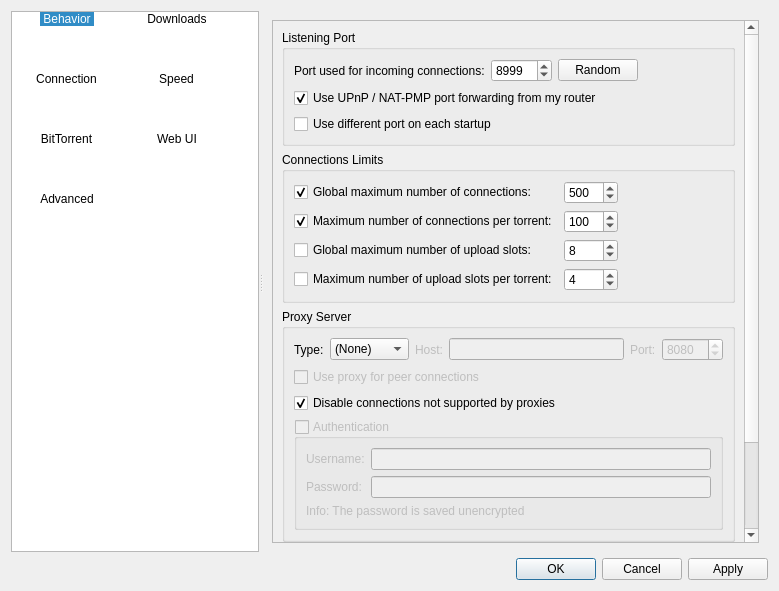
Old version of the form src/gui/options.ui in the repository SysAdminDoc/qBittorrent-Vanced.
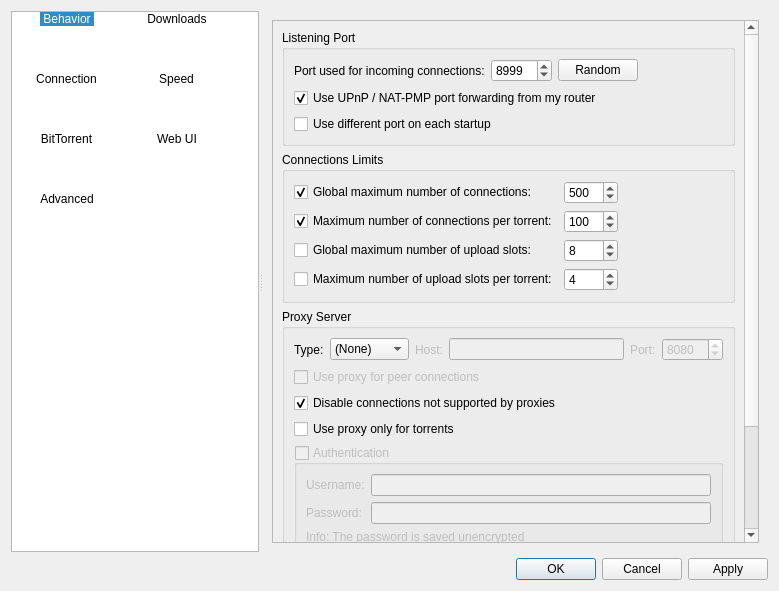
New version of the form. The open tabs and pages were chosen to show the change. Icons and pictures are not drawn.

Commit message:
Add an option to allow the use of proxies only for torrents
Closes #2701.

```diff
--- a/src/gui/options.ui
+++ b/src/gui/options.ui
@@ -1374,6 +1374,19 @@
                  </property>
                 </widget>
                </item>
+               <item>
+                <widget class="QCheckBox" name="isProxyOnlyForTorrents">
+                 <property name="text">
+                  <string>Use proxy only for torrents</string>
+                 </property>
+                 <property name="toolTip">
+                  <string>RSS feeds, search engine, software updates or anything else other than torrent transfers and related operations (such as peer exchanges) will use a direct connection</string>
+                 </property>
+                 <property name="checked">
+                  <bool>false</bool>
+                 </property>
+                </widget>
+               </item>
                <item>
                 <widget class="QGroupBox" name="checkProxyAuth">
                  <property name="enabled">
```
The commit also changes 5 other files.
